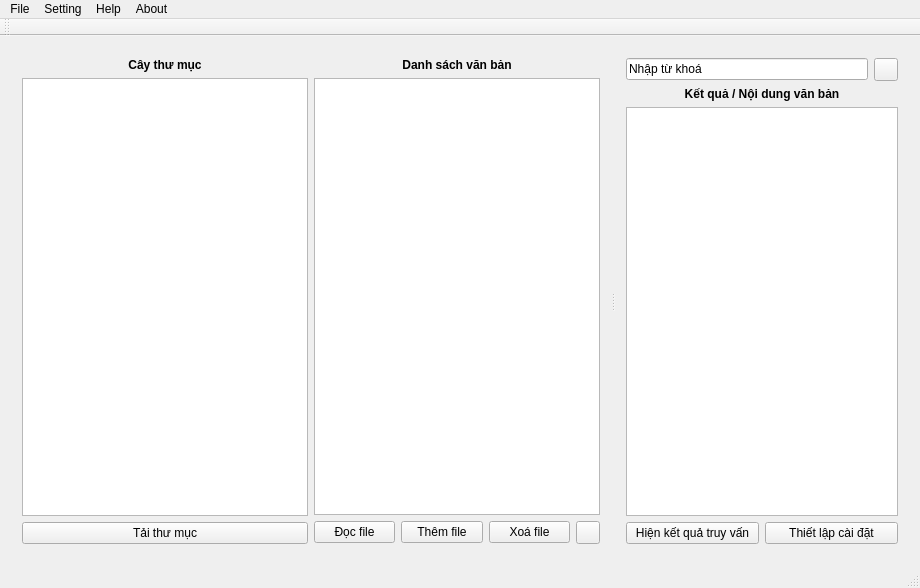
Before: the Qt Designer form Search_Engine_GUI/Search_Engine_GUI/Search_Engine_GUI.ui in DreamyWanderer/Search_Engine_Local_Document, drawn with Qt 5.
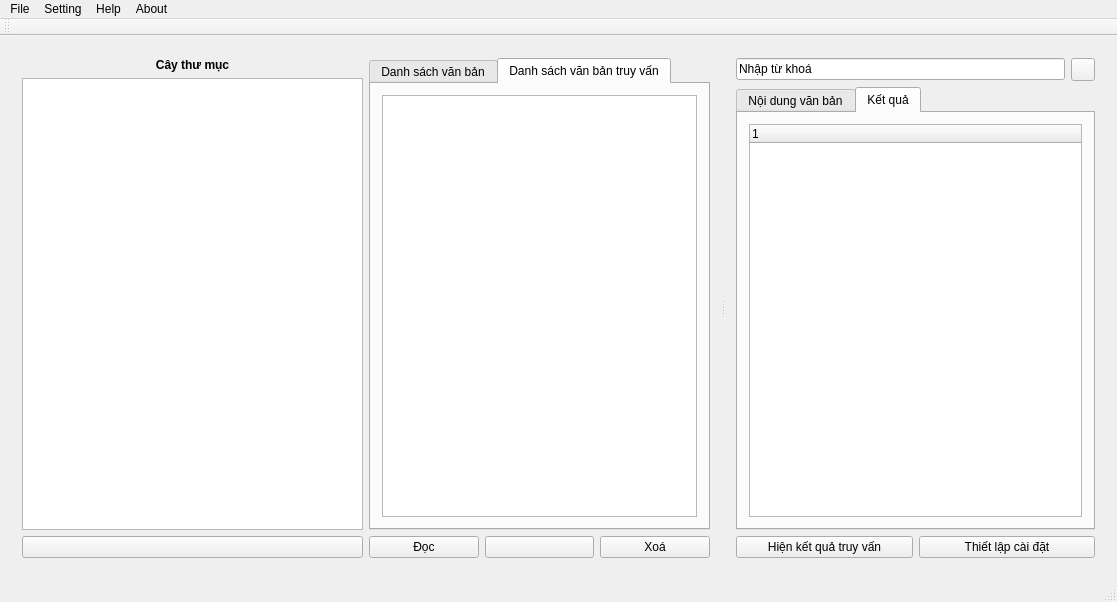
After: the same form once the commit is applied. The open tabs and pages were chosen to show the change. Icons and pictures are not drawn.

Commit message: Cải tiến tốc độ truy xuất thự mục và tập tin máy tính + Chỉnh giao diện

What changed in the file:
```diff
--- a/Search_Engine_GUI/Search_Engine_GUI/Search_Engine_GUI.ui
+++ b/Search_Engine_GUI/Search_Engine_GUI/Search_Engine_GUI.ui
@@ -6,8 +6,8 @@
    <rect>
     <x>0</x>
     <y>0</y>
-    <width>920</width>
-    <height>588</height>
+    <width>1117</width>
+    <height>602</height>
    </rect>
   </property>
   <property name="windowTitle">
@@ -41,8 +41,18 @@
               <property name="toolTip">
                <string>&lt;html&gt;&lt;head/&gt;&lt;body&gt;&lt;p&gt;Hiển thị danh sách các văn bản bên trong thư mục cần truy xuất&lt;/p&gt;&lt;/body&gt;&lt;/html&gt;</string>
               </property>
+              <property name="autoFillBackground">
+               <bool>false</bool>
+              </property>
               <property name="text">
-               <string>Tải thư mục</string>
+               <string/>
+              </property>
+              <property name="icon">
+               <iconset>
+                <normaloff>.</normaloff>.</iconset>
+              </property>
+              <property name="shortcut">
+               <string/>
               </property>
              </widget>
             </item>
@@ -53,15 +63,32 @@
         <item>
          <layout class="QVBoxLayout" name="verticalLayout_2">
           <item>
-           <widget class="QLabel" name="label_2">
-            <property name="text">
-             <string>&lt;html&gt;&lt;head/&gt;&lt;body&gt;&lt;p align=&quot;center&quot;&gt;&lt;span style=&quot; font-weight:700;&quot;&gt;Danh sách văn bản&lt;/span&gt;&lt;/p&gt;&lt;/body&gt;&lt;/html&gt;</string>
+           <widget class="QTabWidget" name="tabWidget">
+            <property name="currentIndex">
+             <number>1</number>
             </property>
+            <widget class="QWidget" name="tab">
+             <attribute name="title">
+              <string>Danh sách văn bản</string>
+             </attribute>
+             <layout class="QHBoxLayout" name="horizontalLayout_2">
+              <item>
+               <widget class="QListView" name="listView"/>
+              </item>
+             </layout>
+            </widget>
+            <widget class="QWidget" name="tab_2">
+             <attribute name="title">
+              <string>Danh sách văn bản truy vấn</string>
+             </attribute>
+             <layout class="QHBoxLayout" name="horizontalLayout_3">
+              <item>
+               <widget class="QListView" name="listView_2"/>
+              </item>
+             </layout>
+            </widget>
            </widget>
           </item>
-          <item>
-           <widget class="QListView" name="listView"/>
-          </item>
           <item>
            <layout class="QHBoxLayout" name="horizontalLayout">
             <item>
@@ -70,7 +97,7 @@
                <string>&lt;html&gt;&lt;head/&gt;&lt;body&gt;&lt;p&gt;Hiển thị nội dung văn bản&lt;/p&gt;&lt;/body&gt;&lt;/html&gt;</string>
               </property>
               <property name="text">
-               <string>Đọc file</string>
+               <string>Đọc</string>
               </property>
              </widget>
             </item>
@@ -80,7 +107,7 @@
                <string>&lt;html&gt;&lt;head/&gt;&lt;body&gt;&lt;p&gt;Thêm văn bản vào danh sách cần truy vấn [Imcomplete]&lt;/p&gt;&lt;/body&gt;&lt;/html&gt;</string>
               </property>
               <property name="text">
-               <string>Thêm file</string>
+               <string/>
               </property>
              </widget>
             </item>
@@ -90,17 +117,7 @@
                <string>&lt;html&gt;&lt;head/&gt;&lt;body&gt;&lt;p&gt;Xoá tệp văn bản đã chọn [Imcomplete]&lt;/p&gt;&lt;/body&gt;&lt;/html&gt;</string>
               </property>
               <property name="text">
-               <string>Xoá file</string>
-              </property>
-             </widget>
-            </item>
-            <item>
-             <widget class="QToolButton" name="MetaData">
-              <property name="toolTip">
-               <string>&lt;html&gt;&lt;head/&gt;&lt;body&gt;&lt;p&gt;Trích xuất tệp siêu dữ liệu&lt;/p&gt;&lt;/body&gt;&lt;/html&gt;</string>
-              </property>
-              <property name="text">
-               <string/>
+               <string>Xoá</string>
               </property>
              </widget>
             </item>
@@ -134,15 +151,38 @@
          </layout>
         </item>
         <item>
-         <widget class="QLabel" name="label_3">
-          <property name="text">
-           <string>&lt;html&gt;&lt;head/&gt;&lt;body&gt;&lt;p align=&quot;center&quot;&gt;&lt;span style=&quot; font-weight:700;&quot;&gt;Kết quả / Nội dung văn bản&lt;/span&gt;&lt;/p&gt;&lt;/body&gt;&lt;/html&gt;</string>
+         <widget class="QTabWidget" name="tabWidget_2">
+          <property name="currentIndex">
+           <number>0</number>
           </property>
+          <widget class="QWidget" name="tab_3">
+           <attribute name="title">
+            <string>Nội dung văn bản</string>
+           </attribute>
+           <layout class="QVBoxLayout" name="verticalLayout_5">
+            <item>
+             <widget class="QTextBrowser" name="textBrowser"/>
+            </item>
+           </layout>
+          </widget>
+          <widget class="QWidget" name="tab_4">
+           <attribute name="title">
+            <string>Kết quả</string>
+           </attribute>
+           <layout class="QVBoxLayout" name="verticalLayout_6">
+            <item>
+             <widget class="QTreeWidget" name="treeWidget">
+              <column>
+               <property name="text">
+                <string notr="true">1</string>
+               </property>
+              </column>
+             </widget>
+            </item>
+           </layout>
+          </widget>
          </widget>
         </item>
-        <item>
-         <widget class="QTextBrowser" name="textBrowser"/>
-        </item>
         <item>
          <layout class="QHBoxLayout" name="horizontalLayout_6">
           <item>
@@ -178,7 +218,7 @@
     <rect>
      <x>0</x>
      <y>0</y>
-     <width>920</width>
+     <width>1117</width>
      <height>22</height>
     </rect>
    </property>
```
Left out of the diff: 2 changed lines with no effect on the pictures. The commit also changes 46 other files.
